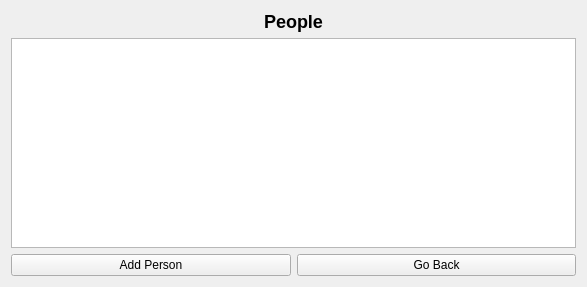
This is FilmManager/peoplelistviewwidget.ui in Zachaly/Jipp_Projekt_ZS_NS as Qt 5 draws it before an edit. The edited form follows.
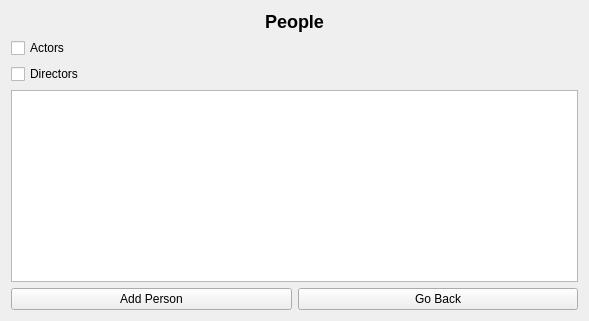
This is the edited form.

Commit message:
Feature/add actor director distinction (#5)
* update Person class

* add display if person is actor/director in personview

* add option to modify actor/director

* add directors/actors filtering

* update Person class

Diff of the .ui file:
```diff
--- a/FilmManager/peoplelistviewwidget.ui
+++ b/FilmManager/peoplelistviewwidget.ui
@@ -6,8 +6,8 @@
    <rect>
     <x>0</x>
     <y>0</y>
-    <width>587</width>
-    <height>287</height>
+    <width>589</width>
+    <height>321</height>
    </rect>
   </property>
   <property name="windowTitle">
@@ -27,6 +27,20 @@
      </property>
     </widget>
    </item>
+   <item>
+    <widget class="QCheckBox" name="actorsCheckBox">
+     <property name="text">
+      <string>Actors</string>
+     </property>
+    </widget>
+   </item>
+   <item>
+    <widget class="QCheckBox" name="directorsCheckBox">
+     <property name="text">
+      <string>Directors</string>
+     </property>
+    </widget>
+   </item>
    <item>
     <widget class="QListWidget" name="peopleListWidget"/>
    </item>
```
The commit also changes 11 other files.
